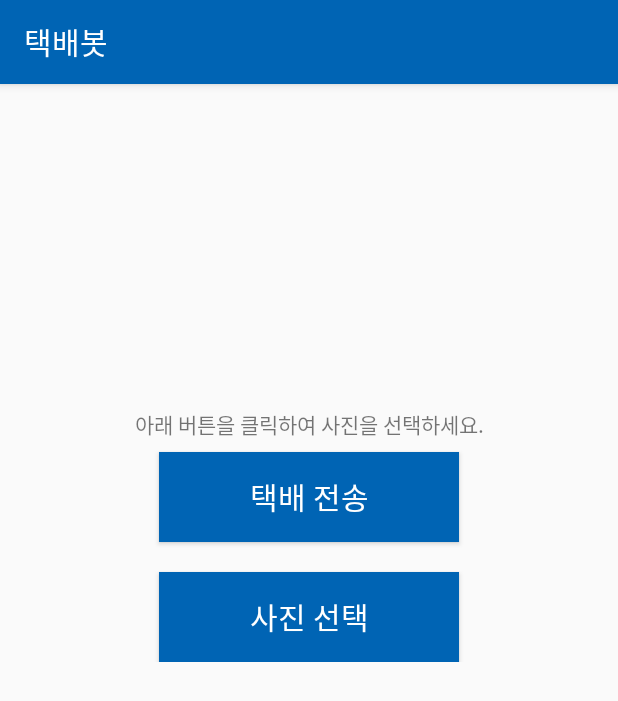
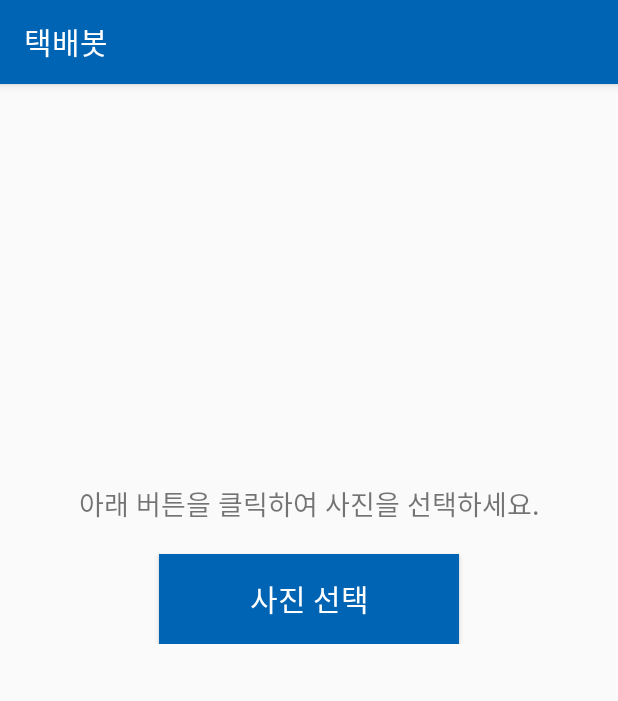
Before and after one commit to DeliveryBotCapstone/DeliveryBot, an Android app: the screen it shows after launch (MainActivity), on a phone screen of 412 x 824 dp. Shown: the top 701 px of the screen. Run offline under Robolectric (Android 15) with nearby library versions, the phone set to English and light mode, and no system bars; libraries missing offline, so code that uses them is left out: com.google.api.client, com.google.api.services.

Commit message:
Update design

```diff
--- a/src/application/google-cloud-vision/android/CloudVision/app/src/main/java/com/google/sample/cloudvision/MainActivity.java
+++ b/src/application/google-cloud-vision/android/CloudVision/app/src/main/java/com/google/sample/cloudvision/MainActivity.java
@@ -79,11 +79,12 @@ public class MainActivity extends AppCompatActivity {
     public static final int CAMERA_PERMISSIONS_REQUEST = 2;
     public static final int CAMERA_IMAGE_REQUEST = 3;
 
-    private TextView mImageDetails;
+    private TextView description;
     private ImageView mMainImage;
+    private EditText editNumber;
 
     static final int SMS_SEND_PERMISSON = 1; // SMS 송신 권한 설정용 변수
-    Button button;
+    Button sendButton;
     public static String real_address;
 
     @Override
@@ -114,7 +115,12 @@ public class MainActivity extends AppCompatActivity {
         }
 
 
-        FloatingActionButton fab = findViewById(R.id.fab);
+        Button fab = findViewById(R.id.fab);
+        description = findViewById(R.id.description);
+        mMainImage = findViewById(R.id.main_image);
+        editNumber = findViewById(R.id.editNumber);
+        sendButton = (Button) findViewById(R.id.sendButton);
+
         fab.setOnClickListener(view -> {
             AlertDialog.Builder builder = new AlertDialog.Builder(MainActivity.this);
             builder
@@ -124,13 +130,11 @@ public class MainActivity extends AppCompatActivity {
             builder.create().show();
         });
 
-        mImageDetails = findViewById(R.id.image_details);
-        mMainImage = findViewById(R.id.main_image);
 
 
-        button = (Button) findViewById(R.id.button1);
 
-        button.setOnClickListener(new View.OnClickListener() {
+
+        sendButton.setOnClickListener(new View.OnClickListener() {
             @Override
             public void onClick(View v) {
                 Intent intent = new Intent(getApplicationContext(), MyService.class);
@@ -333,16 +337,20 @@ public class MainActivity extends AppCompatActivity {
                     real_address = result.substring((start + 4), (start + 8));
                 }
 
-
-                TextView imageDetail = activity.findViewById(R.id.image_details);
-                imageDetail.setText(real_address);
+                Button sendButton = activity.findViewById(R.id.sendButton);
+                EditText editNumber = activity.findViewById(R.id.editNumber);
+                TextView description = activity.findViewById(R.id.description);
+                sendButton.setVisibility(View.VISIBLE);
+                editNumber.setVisibility(View.VISIBLE);
+                description.setText("아래 호수가 맞지 않다면 수정하세요.");
+                editNumber.setText(real_address);
             }
         }
     }
 
     private void callCloudVision(final Bitmap bitmap) {
         // Switch text to loading
-        mImageDetails.setText(R.string.loading_message);
+        description.setText(R.string.loading_message);
 
         // Do the real work in an async task, because we need to use the network anyway
         try {
--- a/src/application/google-cloud-vision/android/CloudVision/app/src/main/res/layout/content_main.xml
+++ b/src/application/google-cloud-vision/android/CloudVision/app/src/main/res/layout/content_main.xml
@@ -24,24 +24,31 @@
             <ImageView
                 android:id="@+id/main_image"
                 android:layout_width="match_parent"
-                android:layout_height="200dp"
-                android:scaleType="fitCenter"/>
+                android:layout_height="220dp"
+                android:scaleType="fitCenter"
+                android:layout_marginBottom="20dp"
+                android:layout_marginTop="10dp"/>
 
             <TextView
-                android:id="@+id/image_details"
+                android:id="@+id/description"
                 android:layout_width="match_parent"
                 android:layout_height="wrap_content"
-                android:layout_marginBottom="8dp"
+                android:layout_marginBottom="20dp"
                 android:textAlignment="center"
-                android:text="아래 버튼을 클릭하여 사진을 선택하세요."/>
+                android:textSize="18dp"
+                android:text="아래 버튼을 클릭하여 사진을 선택하세요." />
 
             <EditText
-                android:layout_width="match_parent"
+                android:id="@+id/editNumber"
+                android:layout_width="200dp"
                 android:layout_height="wrap_content"
+                android:textAlignment="center"
+                android:layout_gravity="center"
+                android:textSize="18dp"
                 android:visibility="gone"></EditText>
 
             <Button
-                android:id="@+id/button1"
+                android:id="@+id/sendButton"
                 android:layout_width="200dp"
                 android:layout_height="60dp"
                 android:layout_gravity="center"
@@ -49,7 +56,9 @@
                 android:textColor="@android:color/white"
                 android:textSize="20dp"
                 android:text="택배 전송"
-                android:layout_marginBottom="20dp"/>
+                android:layout_marginBottom="20dp"
+                android:layout_marginTop="20dp"
+                android:visibility="gone"/>
 
 <!--            <android.support.design.widget.FloatingActionButton-->
 <!--                android:id="@+id/fab"-->
--- a/src/application/google-cloud-vision/android/CloudVision/app/src/main/res/values/strings.xml
+++ b/src/application/google-cloud-vision/android/CloudVision/app/src/main/res/values/strings.xml
@@ -3,7 +3,7 @@
     <string name="action_settings">Settings</string>
     <string name="image_details_header">Details:</string>
     <string name="image_preview_header">Preview:</string>
-    <string name="loading_message">Uploading image. Please wait.</string>
+    <string name="loading_message">이미지 업로드 중 ... </string>
 
     <string name="dialog_select_prompt">Choose a picture</string>
     <string name="dialog_select_camera">Camera</string>
```
